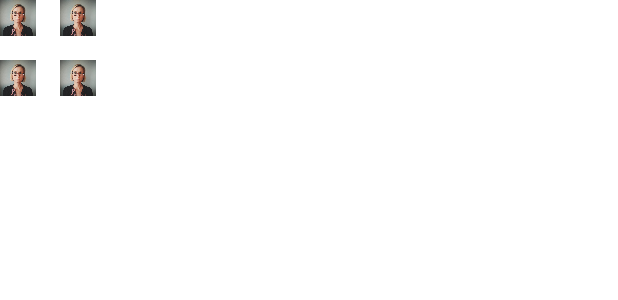
After one commit to Dylar/BaseProject, an Android app: the layout cluster_map_lesson.xml on its own in the app's theme, with its tools: preview values and no code run, on a phone screen of 412 x 824 dp. The commit adds this screen. Shown: the top 300 px of the screen. Run offline under Robolectric (Android 15) with nearby library versions, the phone set to English and light mode, and no system bars.

Commit message:
more test data + cluster image layout

```diff
--- a/app/src/main/java/de/bornholdtlee/baseproject/database/LessonRepository.kt
+++ b/app/src/main/java/de/bornholdtlee/baseproject/database/LessonRepository.kt
@@ -1,10 +1,10 @@
 package de.bornholdtlee.baseproject.database
 
+import de.bornholdtlee.baseproject.TestData
 import de.bornholdtlee.baseproject.base.BaseApplication
 import de.bornholdtlee.baseproject.injection.IInjection
 import de.bornholdtlee.baseproject.injection.components.AppComponent
 import de.bornholdtlee.baseproject.model.Lesson
-import de.bornholdtlee.baseproject.utils.Logger
 
 class LessonRepository(application: BaseApplication) : BaseRepository(application), IInjection {
 
@@ -25,7 +25,7 @@ class LessonRepository(application: BaseApplication) : BaseRepository(applicatio
     }
 
     fun getAll(): List<Lesson> {
-        return allLessons
+        return TestData.testLessons
     }
 
     fun getByIds(ids: List<Int>): List<Lesson> {
--- a/app/src/main/java/de/bornholdtlee/baseproject/ui/map/MapFragment.kt
+++ b/app/src/main/java/de/bornholdtlee/baseproject/ui/map/MapFragment.kt
@@ -46,7 +46,7 @@ class MapFragment : MapBaseFragment<IMapView, MapPresenter>(), IMapView, Navigat
     override fun createPresenter(application: BaseApplication): MapPresenter = MapPresenter(application, this)
 
     override fun createRenderer(context: Context, googleMap: GoogleMap, clusterManager: ClusterManager<BaseClusterItem>)
-            : BaseClusterRenderer = BaseClusterRenderer(context, googleMap, clusterManager)
+            : BaseClusterRenderer? = BaseClusterRenderer(context, googleMap, clusterManager)
 
     override fun createInfoViewAdapter(renderer: BaseClusterRenderer): BaseClusterInfoAdapter = MapClusterInfoAdapter(renderer)
 
@@ -73,7 +73,7 @@ class MapFragment : MapBaseFragment<IMapView, MapPresenter>(), IMapView, Navigat
     override fun initMapItems() {
         presenter.initMap()
         addMarker(-34.0, 151.0, "SEATTLE", "Marker Description")
-//        zoomCamera(-34.0, 151.0, 12f)
+        zoomCamera(LatLng(53.565278, 10.001389), 10f)
         addCircle(LatLng(-44.0, 151.0))
         addPolyline(-34.0, 151.0, -54.0, 181.0)
         addPolygone()
--- a/app/src/main/res/drawable/background_circle.xml
+++ b/app/src/main/res/drawable/background_circle.xml
@@ -1,5 +1,5 @@
 <?xml version="1.0" encoding="UTF-8"?>
 <shape xmlns:android="http://schemas.android.com/apk/res/android"
     android:shape="oval">
-    <solid android:color="@color/colorPrimary"/>
+    <solid android:color="@color/colorPrimary" />
 </shape>
--- /dev/null
+++ b/app/src/main/res/drawable/background_rounded_black.xml
@@ -0,0 +1,5 @@
+<?xml version="1.0" encoding="UTF-8"?>
+<shape xmlns:android="http://schemas.android.com/apk/res/android">
+    <solid android:color="#000000" />
+    <corners android:radius="8dp" />
+</shape>
--- /dev/null
+++ b/app/src/main/res/layout/cluster_map_lesson.xml
@@ -0,0 +1,48 @@
+<?xml version="1.0" encoding="utf-8"?>
+<android.support.constraint.ConstraintLayout xmlns:android="http://schemas.android.com/apk/res/android"
+    xmlns:app="http://schemas.android.com/apk/res-auto"
+    xmlns:tools="http://schemas.android.com/tools"
+    android:layout_width="@dimen/eight_grid_unit"
+    android:layout_height="@dimen/eight_grid_unit">
+
+    <ImageView
+        android:id="@+id/image1"
+        android:layout_width="@dimen/three_grid_unit"
+        android:layout_height="@dimen/three_grid_unit"
+        android:layout_centerInParent="true"
+        android:scaleType="fitXY"
+        app:layout_constraintStart_toStartOf="parent"
+        app:layout_constraintTop_toTopOf="parent"
+        tools:src="@drawable/test_organizer5" />
+
+    <ImageView
+        android:id="@+id/image2"
+        android:layout_width="@dimen/three_grid_unit"
+        android:layout_height="@dimen/three_grid_unit"
+        android:layout_centerInParent="true"
+        android:scaleType="fitXY"
+        app:layout_constraintBottom_toBottomOf="parent"
+        app:layout_constraintStart_toStartOf="parent"
+        tools:src="@drawable/test_organizer5" />
+
+    <ImageView
+        android:id="@+id/image3"
+        android:layout_width="@dimen/three_grid_unit"
+        android:layout_height="@dimen/three_grid_unit"
+        android:layout_centerInParent="true"
+        android:scaleType="fitXY"
+        app:layout_constraintEnd_toEndOf="parent"
+        app:layout_constraintTop_toTopOf="parent"
+        tools:src="@drawable/test_organizer5" />
+
+    <ImageView
+        android:id="@+id/image4"
+        android:layout_width="@dimen/three_grid_unit"
+        android:layout_height="@dimen/three_grid_unit"
+        android:layout_centerInParent="true"
+        android:scaleType="fitXY"
+        app:layout_constraintBottom_toBottomOf="parent"
+        app:layout_constraintEnd_toEndOf="parent"
+        tools:src="@drawable/test_organizer5" />
+
+</android.support.constraint.ConstraintLayout>
```
Also changed, not shown: app/src/main/java/de/bornholdtlee/baseproject/TestData.kt (+63 -1 lines), app/src/main/java/de/bornholdtlee/baseproject/base/map/BaseClusterRenderer.kt (+78 -11 lines), app/src/main/java/de/bornholdtlee/baseproject/base/map/MapBaseFragment.kt (+4 -4 lines), app/src/main/java/de/bornholdtlee/baseproject/database/OrganizerRepository.kt (+2 -11 lines), app/src/main/res/drawable/background_circle_black.xml (added, +12 -0 lines), app/src/main/res/layout/item_map_lesson.xml (added, +20 -0 lines), app/src/main/res/drawable/test_organizer1.jpg (added), app/src/main/res/drawable/test_organizer2.jpg (added), app/src/main/res/drawable/test_organizer3.png (added), app/src/main/res/drawable/test_organizer4.jpg (added), app/src/main/res/drawable/test_organizer5.jpg (added).
